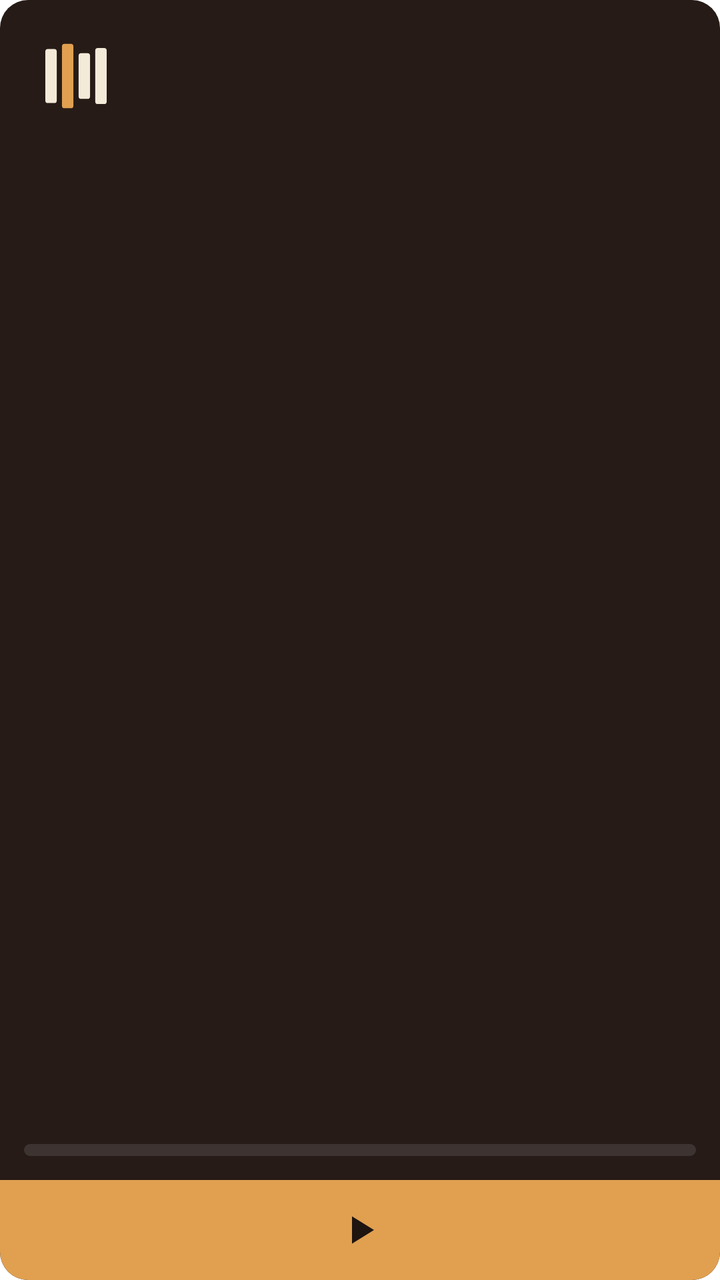
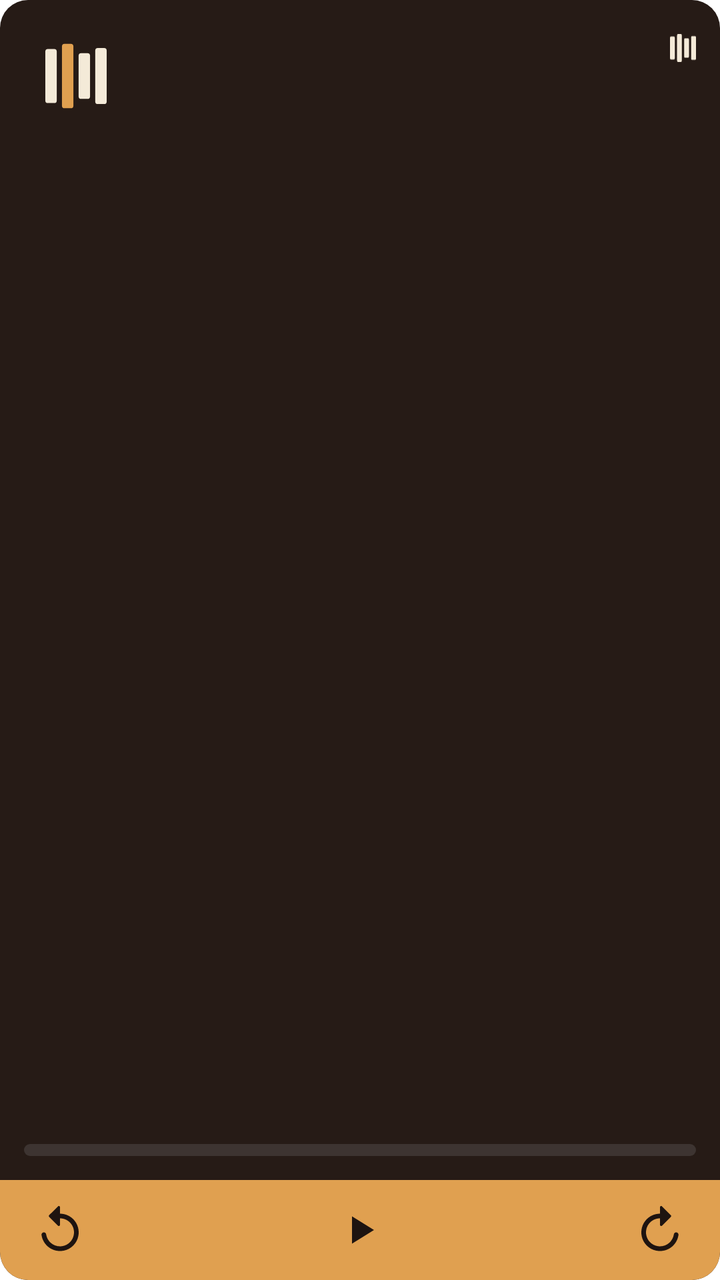

Two renders of the same Android screen: before a commit and after it. Below are the layout's source before the change and the commit's diff.
<!-- AndroidManifest.xml: fallback theme Theme.MaterialComponents.DayNight.NoActionBar -->
<!-- res/layout/saga_widget_small.xml -->
<?xml version="1.0" encoding="utf-8"?>
<FrameLayout xmlns:android="http://schemas.android.com/apk/res/android"
    android:id="@android:id/background"
    android:layout_width="match_parent"
    android:layout_height="match_parent"
    android:clipToOutline="true">

    <ImageView
        android:id="@+id/saga_widget_bg"
        android:layout_width="match_parent"
        android:layout_height="match_parent"
        android:importantForAccessibility="no"
        android:scaleType="fitXY"
        android:src="@drawable/saga_widget_bg"
        android:tint="@color/saga_widget_surface" />

    <LinearLayout
    android:layout_width="match_parent"
    android:layout_height="match_parent"
    android:orientation="vertical">

    <LinearLayout
        android:id="@+id/saga_widget_body"
        android:layout_width="match_parent"
        android:layout_height="0dp"
        android:layout_weight="1"
        android:orientation="vertical"
        android:padding="12dp">

        <LinearLayout
            android:layout_width="match_parent"
            android:layout_height="wrap_content"
            android:orientation="horizontal">

            <ImageView
                android:id="@+id/saga_widget_cover"
                android:layout_width="52dp"
                android:layout_height="52dp"
                android:importantForAccessibility="no"
                android:scaleType="centerCrop"
                android:src="@drawable/saga_widget_mark" />

            <LinearLayout
                android:layout_width="0dp"
                android:layout_height="wrap_content"
                android:layout_marginStart="10dp"
                android:layout_weight="1"
                android:orientation="vertical"
                android:paddingTop="2dp">

                <TextView
                    android:id="@+id/saga_widget_title"
                    android:layout_width="match_parent"
                    android:layout_height="wrap_content"
                    android:ellipsize="end"
                    android:maxLines="2"
                    android:textColor="@color/saga_widget_fg"
                    android:textSize="14.5sp"
                    android:textStyle="bold" />

                <TextView
                    android:id="@+id/saga_widget_chapter"
                    android:layout_width="match_parent"
                    android:layout_height="wrap_content"
                    android:layout_marginTop="2dp"
                    android:ellipsize="end"
                    android:maxLines="1"
                    android:textColor="@color/saga_widget_fg_muted"
                    android:textSize="12.5sp" />
            </LinearLayout>
        </LinearLayout>

        <FrameLayout
            android:layout_width="match_parent"
            android:layout_height="0dp"
            android:layout_weight="1" />

        <LinearLayout
            android:layout_width="match_parent"
            android:layout_height="wrap_content"
            android:orientation="horizontal">

            <TextView
                android:id="@+id/saga_widget_time_left"
                android:layout_width="0dp"
                android:layout_height="wrap_content"
                android:layout_weight="1"
                android:maxLines="1"
                android:textColor="@color/saga_widget_fg"
                android:textSize="12.5sp"
                android:textStyle="bold" />

            <TextView
                android:id="@+id/saga_widget_percent"
                android:layout_width="wrap_content"
                android:layout_height="wrap_content"
                android:maxLines="1"
                android:textColor="@color/saga_widget_fg_subtle"
                android:textSize="12.5sp" />
        </LinearLayout>

        <ProgressBar
            android:id="@+id/saga_widget_bar"
            style="?android:attr/progressBarStyleHorizontal"
            android:layout_width="match_parent"
            android:layout_height="6dp"
            android:layout_marginTop="6dp"
            android:max="1000"
            android:progressDrawable="@drawable/saga_widget_bar" />
    </LinearLayout>

    <FrameLayout
        android:layout_width="match_parent"
        android:layout_height="50dp">

        <ImageView
            android:id="@+id/saga_widget_footer_bg"
            android:layout_width="match_parent"
            android:layout_height="match_parent"
            android:importantForAccessibility="no"
            android:scaleType="fitXY"
            android:src="@drawable/saga_widget_footer_bg"
            android:tint="@color/saga_widget_accent" />

    <LinearLayout
        android:layout_width="match_parent"
        android:layout_height="match_parent"
        android:gravity="center_vertical"
        android:orientation="horizontal"
        android:paddingStart="6dp"
        android:paddingEnd="6dp">

        <TextView
            android:id="@+id/saga_widget_back"
            android:layout_width="48dp"
            android:layout_height="48dp"
            android:fontFamily="monospace"
            android:gravity="center"
            android:textColor="@color/saga_widget_accent_fg"
            android:textSize="12.5sp"
            android:textStyle="bold" />

        <FrameLayout
            android:id="@+id/saga_widget_play_pause"
            android:layout_width="0dp"
            android:layout_height="48dp"
            android:layout_weight="1">

            <ImageView
                android:id="@+id/saga_widget_play_icon"
                android:layout_width="24dp"
                android:layout_height="24dp"
                android:layout_gravity="center"
                android:src="@drawable/saga_widget_play" />
        </FrameLayout>

        <TextView
            android:id="@+id/saga_widget_forward"
            android:layout_width="48dp"
            android:layout_height="48dp"
            android:fontFamily="monospace"
            android:gravity="center"
            android:textColor="@color/saga_widget_accent_fg"
            android:textSize="12.5sp"
            android:textStyle="bold" />
    </LinearLayout>
    </FrameLayout>
</LinearLayout>
</FrameLayout>
<!-- resources referenced by this layout -->
<resources>
  <color name="saga_widget_accent">#FFE0A050</color>
  <color name="saga_widget_accent_fg">#FF1E1410</color>
  <color name="saga_widget_fg">#FFF4EAD8</color>
  <color name="saga_widget_fg_muted">#A6F4EAD8</color>
  <color name="saga_widget_fg_subtle">#84F4EAD8</color>
  <color name="saga_widget_surface">#FF261B16</color>
  <!-- drawable saga_widget_bg (drawable) -->
  <?xml version="1.0" encoding="utf-8"?>
  <shape xmlns:android="http://schemas.android.com/apk/res/android" android:shape="rectangle">
      <solid android:color="#FFFFFFFF" />
      <corners android:radius="14dp" />
  </shape>
  <!-- drawable saga_widget_footer_bg (drawable) -->
  <?xml version="1.0" encoding="utf-8"?>
  <shape xmlns:android="http://schemas.android.com/apk/res/android" android:shape="rectangle">
      <solid android:color="#FFFFFFFF" />
      <corners android:bottomLeftRadius="14dp" android:bottomRightRadius="14dp" />
  </shape>
  <!-- drawable saga_widget_play (drawable) -->
  <?xml version="1.0" encoding="utf-8"?>
  <vector xmlns:android="http://schemas.android.com/apk/res/android"
      android:width="24dp" android:height="24dp"
      android:viewportWidth="24" android:viewportHeight="24">
      <path android:fillColor="@color/saga_widget_accent_fg"
          android:pathData="M8,5.2 L19,12 L8,18.8 Z" />
  </vector>
  <!-- unchanged entries left out for length: 2 -->
</resources>

<!-- the commit's change to res/layout/saga_widget_small.xml (unified diff, before → after) -->
@@ -48,15 +48,34 @@
                 android:orientation="vertical"
                 android:paddingTop="2dp">
 
-                <TextView
-                    android:id="@+id/saga_widget_title"
+                <LinearLayout
                     android:layout_width="match_parent"
                     android:layout_height="wrap_content"
-                    android:ellipsize="end"
-                    android:maxLines="2"
-                    android:textColor="@color/saga_widget_fg"
-                    android:textSize="14.5sp"
-                    android:textStyle="bold" />
+                    android:orientation="horizontal">
+
+                    <TextView
+                        android:id="@+id/saga_widget_title"
+                        android:layout_width="0dp"
+                        android:layout_weight="1"
+                        android:layout_height="wrap_content"
+                        android:ellipsize="end"
+                        android:maxLines="2"
+                        android:textColor="@color/saga_widget_fg"
+                        android:textSize="14.5sp"
+                        android:textStyle="bold" />
+
+                    
+                    <ImageView
+                        android:id="@+id/saga_widget_badge"
+                        android:layout_width="wrap_content"
+                        android:layout_height="14dp"
+                        android:layout_marginStart="8dp"
+                        android:layout_marginTop="3dp"
+                        android:adjustViewBounds="true"
+                        android:importantForAccessibility="no"
+                        android:src="@drawable/saga_widget_mark_mono"
+                        android:tint="@color/saga_widget_fg" />
+                </LinearLayout>
 
                 <TextView
                     android:id="@+id/saga_widget_chapter"
@@ -130,15 +149,33 @@
         android:paddingStart="6dp"
         android:paddingEnd="6dp">
 
-        <TextView
-            android:id="@+id/saga_widget_back"
+        
+        <FrameLayout
+            android:id="@+id/saga_widget_back_btn"
             android:layout_width="48dp"
-            android:layout_height="48dp"
-            android:fontFamily="monospace"
-            android:gravity="center"
-            android:textColor="@color/saga_widget_accent_fg"
-            android:textSize="12.5sp"
-            android:textStyle="bold" />
+            android:layout_height="48dp">
+
+            <ImageView
+                android:id="@+id/saga_widget_back_icon"
+                android:layout_width="28dp"
+                android:layout_height="28dp"
+                android:layout_gravity="center"
+                android:importantForAccessibility="no"
+                android:src="@drawable/saga_widget_skip"
+                android:tint="@color/saga_widget_accent_fg" />
+
+            <TextView
+                android:id="@+id/saga_widget_back_num"
+                android:layout_width="wrap_content"
+                android:layout_height="wrap_content"
+                android:layout_gravity="center"
+                android:importantForAccessibility="no"
+                android:includeFontPadding="false"
+                android:paddingTop="3.5dp"
+                android:textColor="@color/saga_widget_accent_fg"
+                android:textSize="9dp"
+                android:textStyle="bold" />
+        </FrameLayout>
 
         <FrameLayout
             android:id="@+id/saga_widget_play_pause"
@@ -154,15 +191,33 @@
                 android:src="@drawable/saga_widget_play" />
         </FrameLayout>
 
-        <TextView
-            android:id="@+id/saga_widget_forward"
+        
+        <FrameLayout
+            android:id="@+id/saga_widget_forward_btn"
             android:layout_width="48dp"
-            android:layout_height="48dp"
-            android:fontFamily="monospace"
-            android:gravity="center"
-            android:textColor="@color/saga_widget_accent_fg"
-            android:textSize="12.5sp"
-            android:textStyle="bold" />
+            android:layout_height="48dp">
+
+            <ImageView
+                android:id="@+id/saga_widget_forward_icon"
+                android:layout_width="28dp"
+                android:layout_height="28dp"
+                android:layout_gravity="center"
+                android:importantForAccessibility="no"
+                android:src="@drawable/saga_widget_skip_forward"
+                android:tint="@color/saga_widget_accent_fg" />
+
+            <TextView
+                android:id="@+id/saga_widget_forward_num"
+                android:layout_width="wrap_content"
+                android:layout_height="wrap_content"
+                android:layout_gravity="center"
+                android:importantForAccessibility="no"
+                android:includeFontPadding="false"
+                android:paddingTop="3.5dp"
+                android:textColor="@color/saga_widget_accent_fg"
+                android:textSize="9dp"
+                android:textStyle="bold" />
+        </FrameLayout>
     </LinearLayout>
     </FrameLayout>
 </LinearLayout>
<!-- resource entries referenced after the edit -->
@@ -18,6 +18,14 @@
       <solid android:color="#FFFFFFFF" />
       <corners android:bottomLeftRadius="14dp" android:bottomRightRadius="14dp" />
   </shape>
+  <!-- drawable saga_widget_mark_mono (drawable) -->
+  <?xml version="1.0" encoding="utf-8"?>
+  <vector xmlns:android="http://schemas.android.com/apk/res/android"
+      android:width="19dp" android:height="20dp"
+      android:viewportWidth="118" android:viewportHeight="124">
+      <path android:fillColor="#FFFFFFFF"
+          android:pathData="M5,10 h12 a5,5 0 0 1 5,5 v94 a5,5 0 0 1 -5,5 h-12 a5,5 0 0 1 -5,-5 v-94 a5,5 0 0 1 5,-5 z M37,0 h12 a5,5 0 0 1 5,5 v114 a5,5 0 0 1 -5,5 h-12 a5,5 0 0 1 -5,-5 v-114 a5,5 0 0 1 5,-5 z M69,18 h12 a5,5 0 0 1 5,5 v78 a5,5 0 0 1 -5,5 h-12 a5,5 0 0 1 -5,-5 v-78 a5,5 0 0 1 5,-5 z M101,8 h12 a5,5 0 0 1 5,5 v98 a5,5 0 0 1 -5,5 h-12 a5,5 0 0 1 -5,-5 v-98 a5,5 0 0 1 5,-5 z" />
+  </vector>
   <!-- drawable saga_widget_play (drawable) -->
   <?xml version="1.0" encoding="utf-8"?>
   <vector xmlns:android="http://schemas.android.com/apk/res/android"
@@ -26,6 +34,24 @@
       <path android:fillColor="@color/saga_widget_accent_fg"
           android:pathData="M8,5.2 L19,12 L8,18.8 Z" />
   </vector>
+  <!-- drawable saga_widget_skip (drawable) -->
+  <?xml version="1.0" encoding="utf-8"?>
+  <vector xmlns:android="http://schemas.android.com/apk/res/android"
+      android:width="24dp" android:height="24dp"
+      android:viewportWidth="24" android:viewportHeight="24">
+      <path android:fillColor="#FFFFFFFF"
+          android:pathData="M12,5V2.21c0,-0.45 -0.54,-0.67 -0.85,-0.35l-3.8,3.79c-0.2,0.2 -0.2,0.51 0,0.71l3.79,3.79c0.32,0.31 0.86,0.09 0.86,-0.35V7c3.73,0 6.68,3.42 5.86,7.29 -0.47,2.27 -2.31,4.1 -4.57,4.57 -3.57,0.75 -6.75,-1.7 -7.23,-5.01 -0.07,-0.48 -0.49,-0.85 -0.98,-0.85 -0.6,0 -1.08,0.53 -1,1.13 0.62,4.39 4.8,7.64 9.53,6.72 3.12,-0.61 5.63,-3.12 6.24,-6.24C20.84,9.48 16.94,5 12,5z" />
+  </vector>
+  <!-- drawable saga_widget_skip_forward (drawable) -->
+  <?xml version="1.0" encoding="utf-8"?>
+  <vector xmlns:android="http://schemas.android.com/apk/res/android"
+      android:width="24dp" android:height="24dp"
+      android:viewportWidth="24" android:viewportHeight="24">
+      <group android:scaleX="-1" android:pivotX="12">
+          <path android:fillColor="#FFFFFFFF"
+              android:pathData="M12,5V2.21c0,-0.45 -0.54,-0.67 -0.85,-0.35l-3.8,3.79c-0.2,0.2 -0.2,0.51 0,0.71l3.79,3.79c0.32,0.31 0.86,0.09 0.86,-0.35V7c3.73,0 6.68,3.42 5.86,7.29 -0.47,2.27 -2.31,4.1 -4.57,4.57 -3.57,0.75 -6.75,-1.7 -7.23,-5.01 -0.07,-0.48 -0.49,-0.85 -0.98,-0.85 -0.6,0 -1.08,0.53 -1,1.13 0.62,4.39 4.8,7.64 9.53,6.72 3.12,-0.61 5.63,-3.12 6.24,-6.24C20.84,9.48 16.94,5 12,5z" />
+      </group>
+  </vector>
   <!-- unchanged entries left out for length: 2 -->
 </resources>
 
